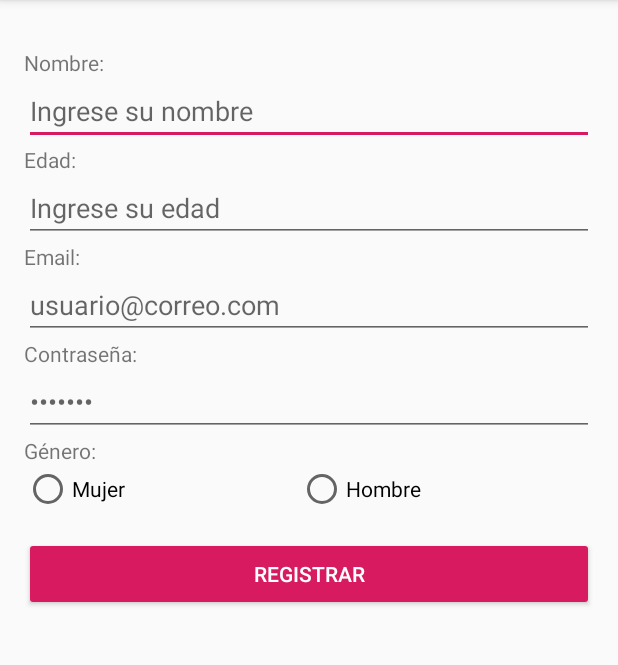
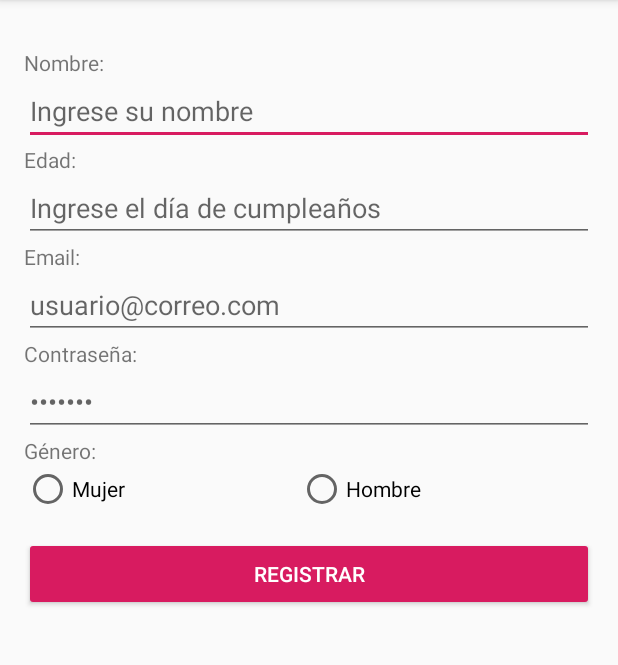
Before and after one commit to ajemmott/Relax, an Android app: the screen it shows after launch (RegisterActivity), after a tap on "¿No tienes cuenta? Registrate", on a phone screen of 412 x 824 dp, the part 84-749 px from its top. Run offline under Robolectric (Android 15) with nearby library versions, the phone set to English and light mode, and no system bars.

Commit message:
Dialogo de Calendario para obtener edad y Notification Builder

```diff
--- a/app/build.gradle
+++ b/app/build.gradle
@@ -34,6 +34,7 @@ dependencies {
     //implementation 'com.google.firebase:firebase-database:16.0.5'
     implementation project(':YouTubeAndroidPlayerApi')
     implementation files('libs/YouTubeAndroidPlayerApi.jar')
+    implementation "com.android.support:support-compat:28.0.0"
     //implementation 'com.firebaseui:firebase-ui-auth:4.1.0'
     implementation 'com.google.android.gms:play-services-vision:17.0.2'
 }
--- a/app/src/main/AndroidManifest.xml
+++ b/app/src/main/AndroidManifest.xml
@@ -13,6 +13,7 @@
     <uses-permission android:name="android.permission.VIBRATE" />
 
     <application
+        android:name=".Notificacion"
         android:allowBackup="true"
         android:icon="@drawable/meditation"
         android:label="@string/app_name"
--- a/app/src/main/java/com/example/jmbwb/relax/Fragmento_perfil.java
+++ b/app/src/main/java/com/example/jmbwb/relax/Fragmento_perfil.java
@@ -59,7 +59,7 @@ public class Fragmento_perfil extends Fragment{
 
         //Para traer el correo del usuario que viene desde Login
         final String correo = this.getArguments().getString("correo_user");
-        Toast.makeText(getContext(),"Recibí " + correo, Toast.LENGTH_LONG).show();
+        //Toast.makeText(getContext(),"Recibí " + correo, Toast.LENGTH_LONG).show();
 
         //traer de la base de datos y llenarlo en editText
         DatabaseHelper db = new DatabaseHelper(getContext());
--- /dev/null
+++ b/app/src/main/java/com/example/jmbwb/relax/Notificacion.java
@@ -0,0 +1,25 @@
+package com.example.jmbwb.relax;
+
+import android.app.Application;
+import android.app.NotificationChannel;
+import android.app.NotificationManager;
+import android.os.Build;
+
+public class Notificacion extends Application {
+    public static final String CANAL_1="canal1";
+
+    @Override
+    public void onCreate() {
+        super.onCreate();
+
+        //Dependiendo del API se necesita un canal
+        //Verificando la version del celular. O significa que Oreo api26
+        if(Build.VERSION.SDK_INT >= Build.VERSION_CODES.O){
+            NotificationChannel canal1 = new NotificationChannel(CANAL_1, "Canal 1", NotificationManager.IMPORTANCE_HIGH);
+
+            canal1.setDescription("Bienvenida");
+            NotificationManager manager = getSystemService(NotificationManager.class);
+            manager.createNotificationChannel(canal1);
+        }
+    }
+}
--- a/app/src/main/java/com/example/jmbwb/relax/Pantalla_principal.java
+++ b/app/src/main/java/com/example/jmbwb/relax/Pantalla_principal.java
@@ -82,7 +82,7 @@ public class Pantalla_principal extends AppCompatActivity {
         Bundle b = new Bundle();
         b.putString("correo_user", correo);
         cargarFragmento(new Fragmento_inicio(),b);
-        Toast.makeText(getApplicationContext(),"Bienvenido " + correo, Toast.LENGTH_SHORT).show();
+        //Toast.makeText(getApplicationContext(),"Bienvenido " + correo, Toast.LENGTH_SHORT).show();
     }
 
     public void cargarFragmento(Fragment fragmento, Bundle b){
--- a/app/src/main/res/layout/activity_register.xml
+++ b/app/src/main/res/layout/activity_register.xml
@@ -48,7 +48,9 @@
             android:layout_width="match_parent"
             android:layout_height="wrap_content"
             android:ems="10"
-            android:hint="Ingrese su edad"
+            android:hint="Ingrese el día de cumpleaños"
+            android:clickable="true"
+            android:focusable="false"
             android:inputType="number" />
 
         <TextView
```
Also changed, not shown: app/src/main/java/com/example/jmbwb/relax/LoginActivity.java (+12 -2 lines), app/src/main/java/com/example/jmbwb/relax/RegisterActivity.java (+71 -7 lines), app/src/main/res/layout/activity_login.xml (+12 -0 lines).
